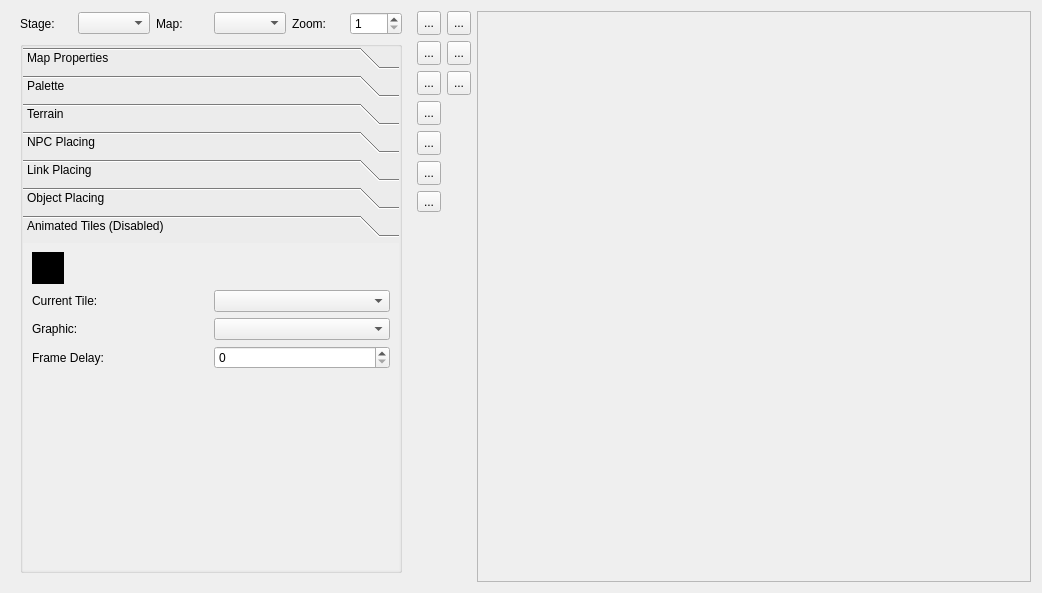
Before: the Qt Designer form editor/mainwindow_tab/map_tab.ui in protoman/rockbot, drawn with Qt 5.
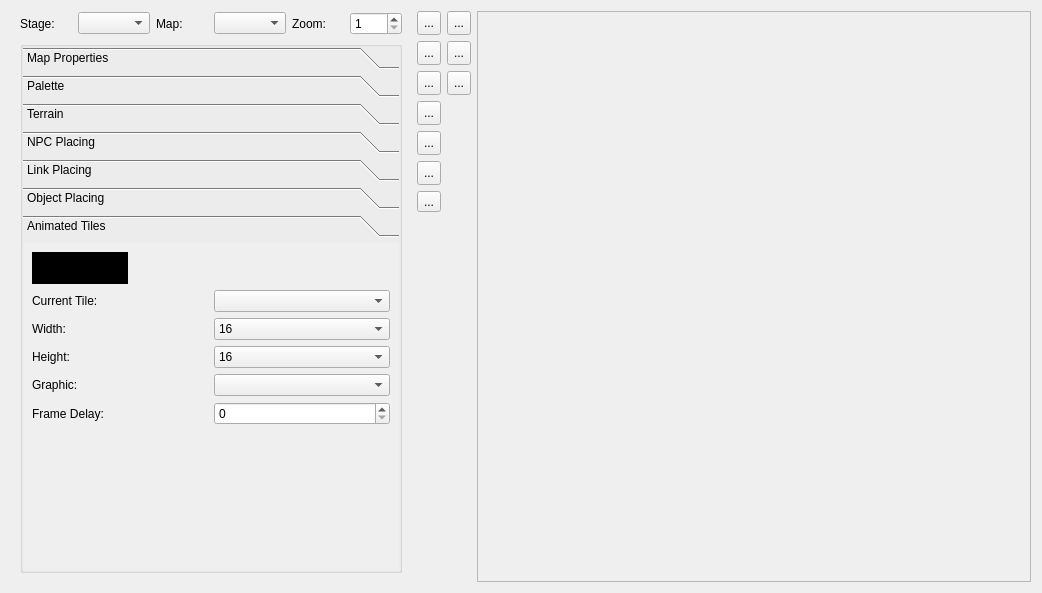
After: the same form once the commit is applied. Icons and pictures are not drawn. Custom widgets are drawn as their Qt base class.

Commit message: - implement different tileser for stage - add multiple sizes for animated tiles

Diff of the .ui file:
```diff
--- a/editor/mainwindow_tab/map_tab.ui
+++ b/editor/mainwindow_tab/map_tab.ui
@@ -827,7 +827,7 @@
              </rect>
             </property>
             <attribute name="label">
-             <string>Animated Tiles (Disabled)</string>
+             <string>Animated Tiles</string>
             </attribute>
             <layout class="QVBoxLayout" name="verticalLayout_6">
              <item>
@@ -840,8 +840,8 @@
                </property>
                <property name="maximumSize">
                 <size>
-                 <width>32</width>
-                 <height>32</height>
+                 <width>96</width>
+                 <height>96</height>
                 </size>
                </property>
                <property name="baseSize">
@@ -860,35 +860,33 @@
                <property name="bottomMargin">
                 <number>10</number>
                </property>
-               <item row="1" column="0">
-                <widget class="QLabel" name="label_8">
-                 <property name="text">
-                  <string>Graphic:</string>
-                 </property>
-                </widget>
-               </item>
-               <item row="1" column="1">
+               <item row="4" column="1">
                 <widget class="QComboBox" name="anim_tile_graphic_combobox">
                  <property name="enabled">
                   <bool>true</bool>
                  </property>
                 </widget>
                </item>
-               <item row="0" column="1">
-                <widget class="QComboBox" name="current_anim_tile_combobox">
-                 <property name="enabled">
-                  <bool>true</bool>
-                 </property>
+               <item row="1" column="1">
+                <widget class="QComboBox" name="animTileWidth_comboBox">
+                 <item>
+                  <property name="text">
+                   <string>16</string>
+                  </property>
+                 </item>
+                 <item>
+                  <property name="text">
+                   <string>32</string>
+                  </property>
+                 </item>
+                 <item>
+                  <property name="text">
+                   <string>48</string>
+                  </property>
+                 </item>
                 </widget>
                </item>
-               <item row="0" column="0">
-                <widget class="QLabel" name="label_6">
-                 <property name="text">
-                  <string>Current Tile:</string>
-                 </property>
-                </widget>
-               </item>
-               <item row="2" column="1">
+               <item row="5" column="1">
                 <widget class="QSpinBox" name="anim_tile_delay_spinbox">
                  <property name="enabled">
                   <bool>true</bool>
@@ -898,13 +896,67 @@
                  </property>
                 </widget>
                </item>
+               <item row="4" column="0">
+                <widget class="QLabel" name="label_8">
+                 <property name="text">
+                  <string>Graphic:</string>
+                 </property>
+                </widget>
+               </item>
+               <item row="1" column="0">
+                <widget class="QLabel" name="label_15">
+                 <property name="text">
+                  <string>Width:</string>
+                 </property>
+                </widget>
+               </item>
                <item row="2" column="0">
+                <widget class="QLabel" name="label_14">
+                 <property name="text">
+                  <string>Height:</string>
+                 </property>
+                </widget>
+               </item>
+               <item row="5" column="0">
                 <widget class="QLabel" name="label_3">
                  <property name="text">
                   <string>Frame Delay:</string>
                  </property>
                 </widget>
                </item>
+               <item row="2" column="1">
+                <widget class="QComboBox" name="animTileHeight_comboBox">
+                 <item>
+                  <property name="text">
+                   <string>16</string>
+                  </property>
+                 </item>
+                 <item>
+                  <property name="text">
+                   <string>32</string>
+                  </property>
+                 </item>
+                 <item>
+                  <property name="text">
+                   <string>48</string>
+                  </property>
+                 </item>
+                </widget>
+               </item>
+               <item row="0" column="1">
+                <widget class="QComboBox" name="current_anim_tile_combobox">
+                 <property name="enabled">
+                  <bool>true</bool>
+                 </property>
+                </widget>
+               </item>
+               <item row="0" column="0">
+                <widget class="QLabel" name="label_6">
+                 <property name="text">
+                  <string>Current Tile:</string>
+                 </property>
+                </widget>
+               </item>
               </layout>
              </item>
              <item>
```
Left out of the diff: 57 changed lines with no effect on the pictures. The commit also changes 35 other files.
